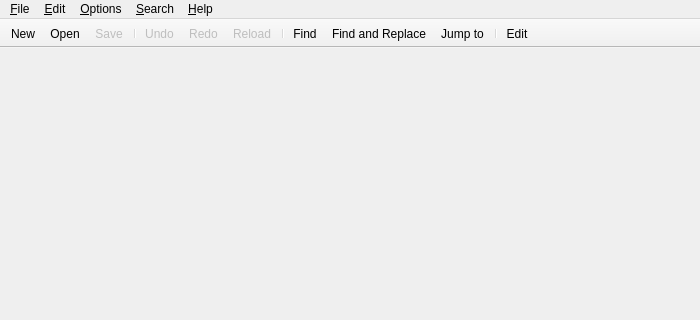
First picture: the form in featherpad/fp.ui, repository vecnathewhisperd0/FeatherPad, before the edit; both pictures show x 0 to 700 and y 0 to 320 of the 700 by 500 pixel window.
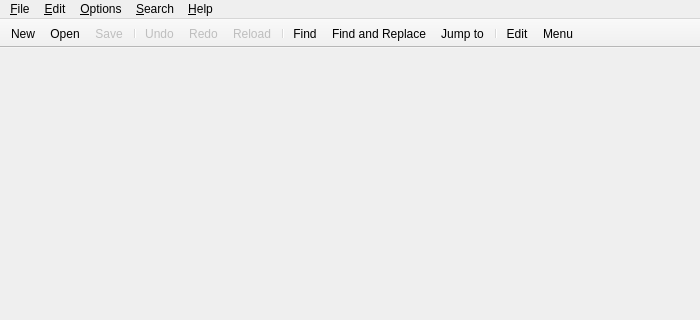
Second picture: the form after the edit. Icons and pictures are not drawn. Custom widgets are drawn as their Qt base class.

The edit to the form file:
```diff
--- a/featherpad/fp.ui
+++ b/featherpad/fp.ui
@@ -375,6 +375,7 @@
    <addaction name="actionJump"/>
    <addaction name="separator"/>
    <addaction name="actionEdit"/>
+   <addaction name="actionMenu"/>
   </widget>
   <widget class="QStatusBar" name="statusBar"/>
   <widget class="QDockWidget" name="dockReplace">
@@ -1288,6 +1289,15 @@
     <string>Alt+Up</string>
    </property>
   </action>
+  <action name="actionMenu">
+   <property name="icon">
+    <iconset resource="data/fp.qrc">
+     <normaloff>:/icons/application-menu.svg</normaloff>:/icons/application-menu.svg</iconset>
+   </property>
+   <property name="text">
+    <string>Menu</string>
+   </property>
+  </action>
  </widget>
  <layoutdefault spacing="6" margin="11"/>
  <customwidgets>
```
Left out of the diff: 8 changed lines with no effect on the pictures.
